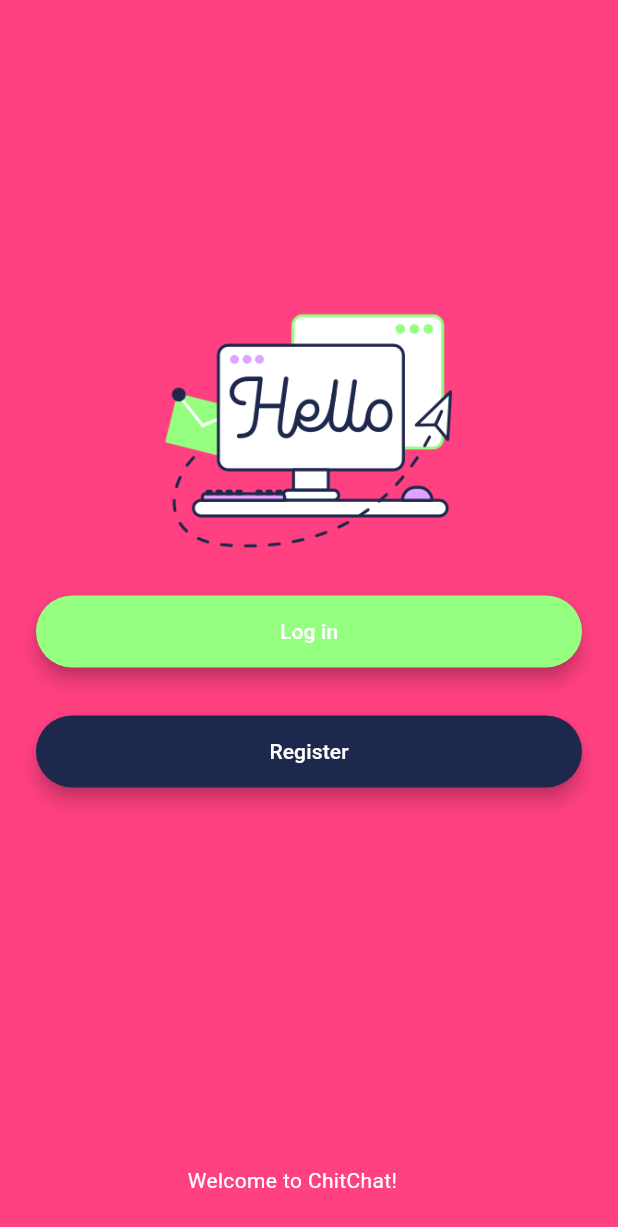
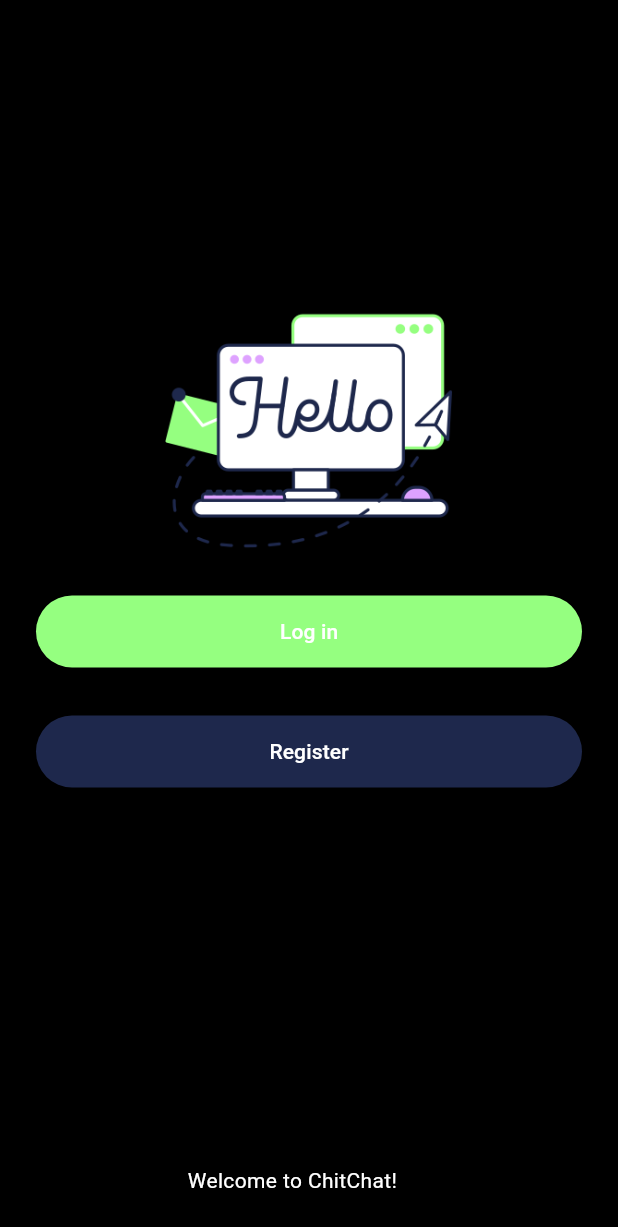
Before and after one commit to Abhishekraina7/chitchat, a Flutter app: the screen it shows after launch, on a phone screen of 412 x 824 dp. Shown: the top 1227 px of the screen. Run offline on Flutter 3.47's test engine with Material 3 defaults, Android fonts, the phone set to English and light mode, and no system bars; drawn by our look-alikes of animated_text_kit; our stand-ins replace firebase_auth, firebase_core; accounts and stored records are empty.

Commit message:
Restored the old state of codebase for addition of better implementation.

```diff
--- a/lib/screens/welcome_screen.dart
+++ b/lib/screens/welcome_screen.dart
@@ -1,8 +1,11 @@
 
 import 'package:chitchat/screens/login_screen.dart';
+import 'package:firebase_core/firebase_core.dart';
 import 'package:flutter/material.dart';
 import 'package:chitchat/screens/registration_screen.dart';
 import 'package:animated_text_kit/animated_text_kit.dart';
+import 'package:chitchat/components/buttons.dart';
+
 class WelcomeScreen extends StatefulWidget {
   static const String id = 'welcomeScreen';
 
@@ -19,6 +22,7 @@ class WelcomeScreenState extends State<WelcomeScreen> with SingleTickerProviderS
 
 
   @override
+
   void initState() {
     super.initState();
     controller = AnimationController(
@@ -33,19 +37,13 @@ class WelcomeScreenState extends State<WelcomeScreen> with SingleTickerProviderS
     animation.addStatusListener((status) {print(status);}); // We can use this to loop our animation from forward to reverse loop by checking status and putting coditions on it
     controller.addListener(() {
 
-      setState(() {});}); // This is used because for every changed number value of opacity in background color changes
-
-    @override
-    void deactivate()   // this is used to free resources when the this screen's state is destroyed
-    {
-      controller.dispose();
-      super.dispose();
-    }
+      setState(() {});}
+    ); // This is used because for every changed number value of opacity in background color changes
   }
   @override
   Widget build(BuildContext context) {
     return Scaffold(
-      backgroundColor: Colors.pinkAccent.withOpacity(controller.value), //We used the changing value from animation controller via listeiner
+      backgroundColor: Colors.black.withOpacity(controller.value), //We used the changing value from animation controller via listeiner
       body: Stack(
         children: <Widget>[
           Center(
@@ -104,30 +102,3 @@ class WelcomeScreenState extends State<WelcomeScreen> with SingleTickerProviderS
     );
   }
 }
-
-class Buttons extends StatelessWidget {
-
- Buttons({super.key, required this.color,required this.name,required this.onPressed});
- final Color color;
- final String name;
- // final Function onPressed; THIS DIDN'T WORK
- final VoidCallback onPressed;  //
-  @override
-  Widget build(BuildContext context) {
-    return Padding(
-      padding: const EdgeInsets.symmetric(vertical: 16.0),
-      child: Material(
-        elevation: 5.0,
-        color:  color,
-        borderRadius: BorderRadius.circular(30.0),
-        child: MaterialButton(
-          onPressed:  onPressed,
-          minWidth: 200.0,
-          height: 42.0,
-          child:  Text(name),
-        ),
-      ),
-    );
-
-  }
-}
```
